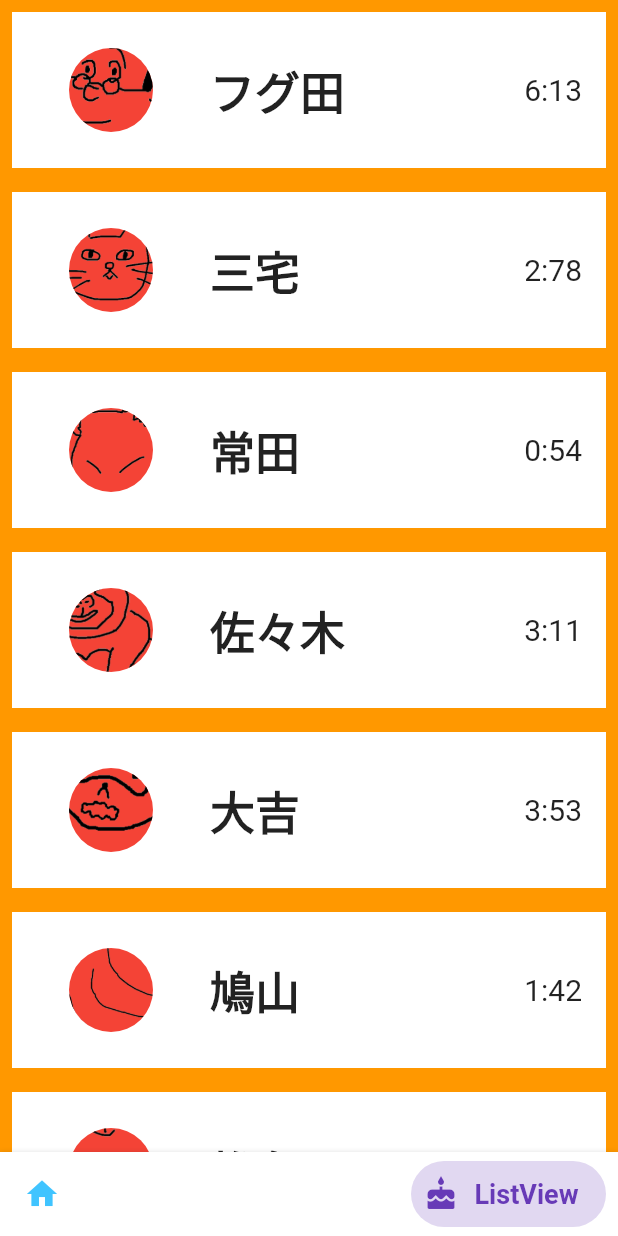
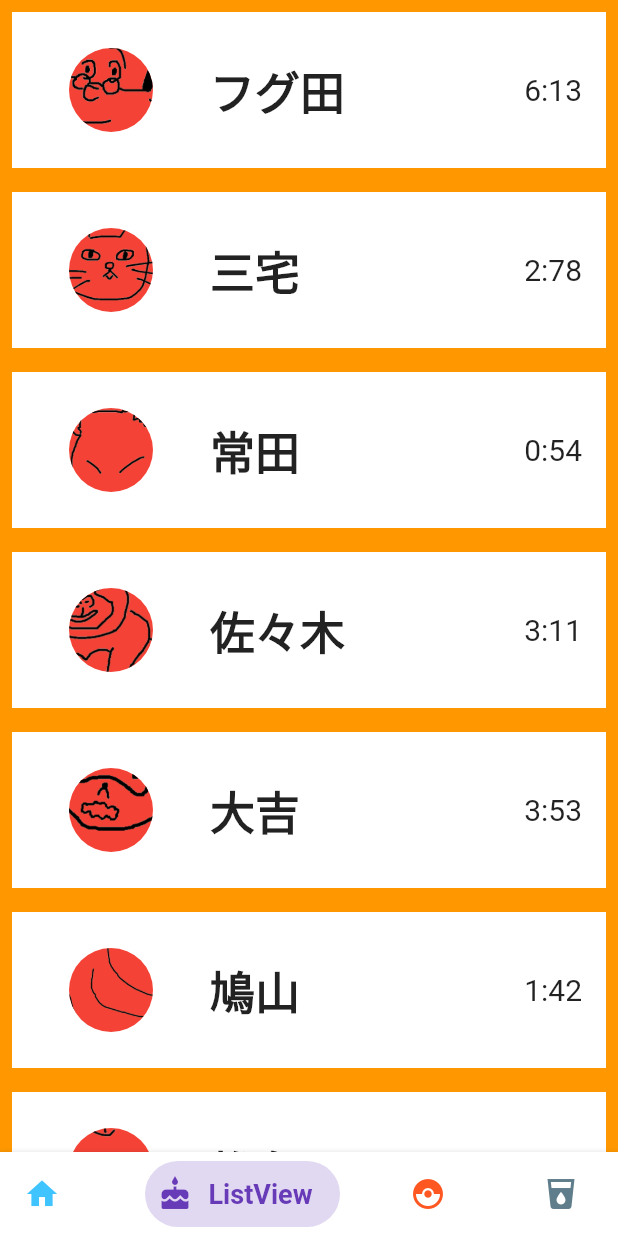
Before and after one commit to ryo-hagiwara-fate/benesse_app, a Flutter app: the HomeScreen screen opened by its route, item 2 of the bottom bar chosen, on a phone screen of 412 x 824 dp. Run offline on Flutter 3.47's test engine with Material 2 defaults, Android fonts, the phone set to English and light mode, and no system bars; drawn by our look-alikes of bottom_navy_bar; our stand-ins replace cloud_firestore, firebase_auth, firebase_core, fl_chart, modal_progress_hud_nsn, pie_chart; accounts and stored records are empty.

Commit message:
home_screenのボトムバー仮完成

```diff
--- a/lib/high-five/screens/home_screen.dart
+++ b/lib/high-five/screens/home_screen.dart
@@ -1,6 +1,8 @@
 import 'package:flutter/material.dart';
 import 'package:bottom_navy_bar/bottom_navy_bar.dart';
 import 'package:template_app/high-five/screens/firends_list_screen.dart';
+import 'package:template_app/high-five/screens/question_post_screen.dart';
+import 'package:template_app/high-five/screens/study_post_screen.dart';
 import 'package:template_app/high-five/screens/your_info_screen.dart';
 
 class HomeScreen extends StatefulWidget {
@@ -15,10 +17,8 @@ class _HomeScreenState extends State<HomeScreen> {
   final _pageWidgets = [
     YourInfoScreen(),
     FriendsListScreen(),
-    // SecondDesign(),
-    // ThirdDesign(),
-    // FourthDesign(),
-    // FifthDesign()
+    QuestionPostScreen(),
+    StudyPostScreen(),
   ];
 
   @override
@@ -35,8 +35,8 @@ class _HomeScreenState extends State<HomeScreen> {
         items: [
           BottomNavyBarItem(icon: Icon(Icons.home), title: Text("GridView", style: TextStyle(fontSize: 18),), activeColor: Colors.lightBlueAccent, textAlign: TextAlign.center),
           BottomNavyBarItem(icon: Icon(Icons.cake), title: Text("ListView", style: TextStyle(fontSize: 18),), activeColor: Colors.deepPurple, textAlign: TextAlign.center),
-          // BottomNavyBarItem(icon: Icon(Icons.catching_pokemon), title: Text("PieChart1", style: TextStyle(fontSize: 18),), activeColor: Colors.deepOrange, textAlign: TextAlign.center),
-          // BottomNavyBarItem(icon: Icon(Icons.local_drink), title: Text("fl_charts", style: TextStyle(fontSize: 18),), activeColor: Colors.blueGrey, textAlign: TextAlign.center),
+          BottomNavyBarItem(icon: Icon(Icons.catching_pokemon), title: Text("PieChart1", style: TextStyle(fontSize: 18),), activeColor: Colors.deepOrange, textAlign: TextAlign.center),
+          BottomNavyBarItem(icon: Icon(Icons.local_drink), title: Text("fl_charts", style: TextStyle(fontSize: 18),), activeColor: Colors.blueGrey, textAlign: TextAlign.center),
           // BottomNavyBarItem(icon: Icon(Icons.handyman), title: Text("First", style: TextStyle(fontSize: 18),), activeColor: Colors.brown, textAlign: TextAlign.center),
         ],
         selectedIndex: _currentIndex,
```
Also changed, not shown: lib/high-five/screens/question_post_screen.dart (added, +11 -0 lines), lib/high-five/screens/study_post_screen.dart (added, +13 -0 lines), lib/high-five/screens/thred_screen.dart (added, +11 -0 lines).
